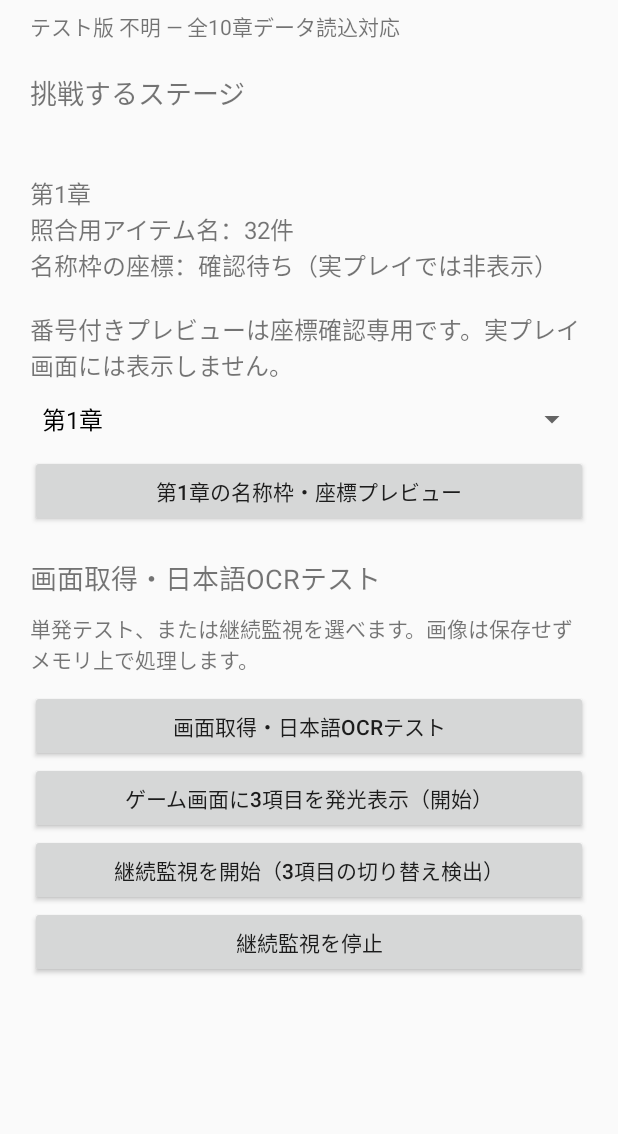
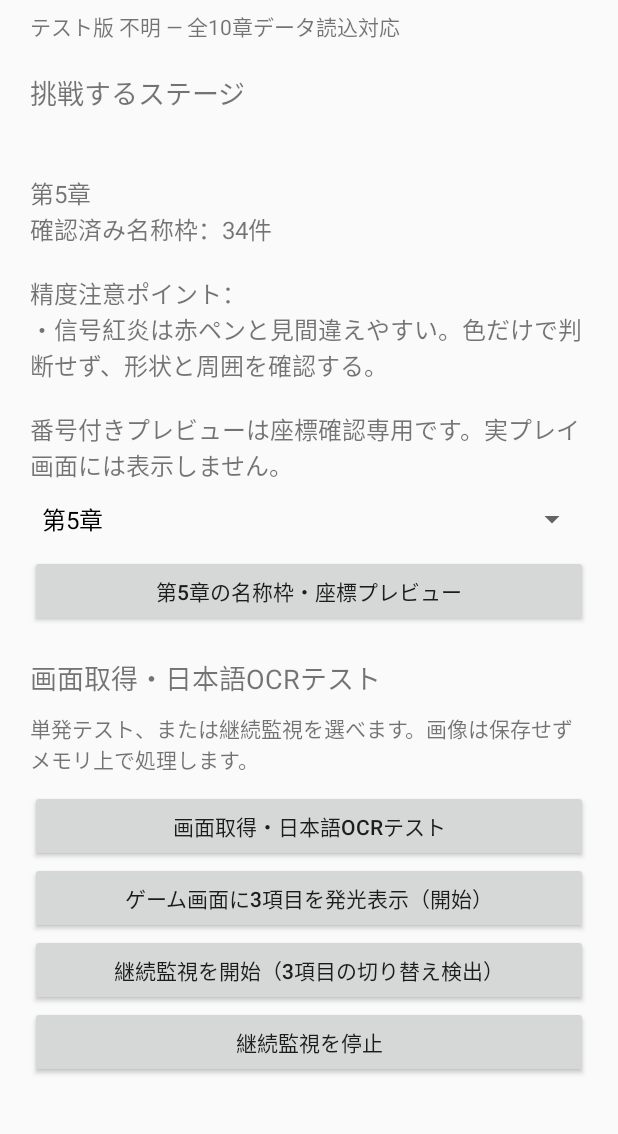
Before and after one commit to teststs1111/memory-search-android, an Android app: the screen it shows after launch (MainActivity), after a tap on "ゲーム画面に3項目を発光表示（開始）", on a phone screen of 412 x 824 dp, the part 85-1219 px from its top. Run offline under Robolectric (Android 15) with nearby library versions, the phone set to English and light mode, and no system bars.

Commit message:
Default to verified Chapter 5 and guard unverified overlay stages

```diff
--- a/app/src/main/java/jp/teststs1111/memorysearch/MainActivity.kt
+++ b/app/src/main/java/jp/teststs1111/memorysearch/MainActivity.kt
@@ -183,7 +183,9 @@ class MainActivity : Activity() {
                     override fun onItemSelected(parent: android.widget.AdapterView<*>?, view: android.view.View?, position: Int, id: Long) = updateStatus(position)
                     override fun onNothingSelected(parent: android.widget.AdapterView<*>?) = Unit
                 }
-                updateStatus(0)
+                val initialIndex = stages.indexOfFirst { it.stageId == "chapter_5" }.takeIf { it >= 0 } ?: 0
+                selector.setSelection(initialIndex)
+                updateStatus(initialIndex)
                 root.addView(previewButton)
             }
         } catch (error: Exception) {
@@ -231,6 +233,11 @@ class MainActivity : Activity() {
         root.addView(Button(this).apply {
             text = "ゲーム画面に3項目を発光表示（開始）"
             setOnClickListener {
+                val selectedDataset = StageDatasetRepository.loadStages(assets).firstOrNull { it.stageId == selectedStageId }
+                if (selectedDataset?.dataStatus != "verified") {
+                    captureStatus.text = "この章の座標はまだ確認待ちです。現在は第5章のみ発光表示できます。"
+                    return@setOnClickListener
+                }
                 requestLiveHighlight = true
                 if (Build.VERSION.SDK_INT >= Build.VERSION_CODES.M && !Settings.canDrawOverlays(this@MainActivity)) {
                     val permissionIntent = Intent(
```
